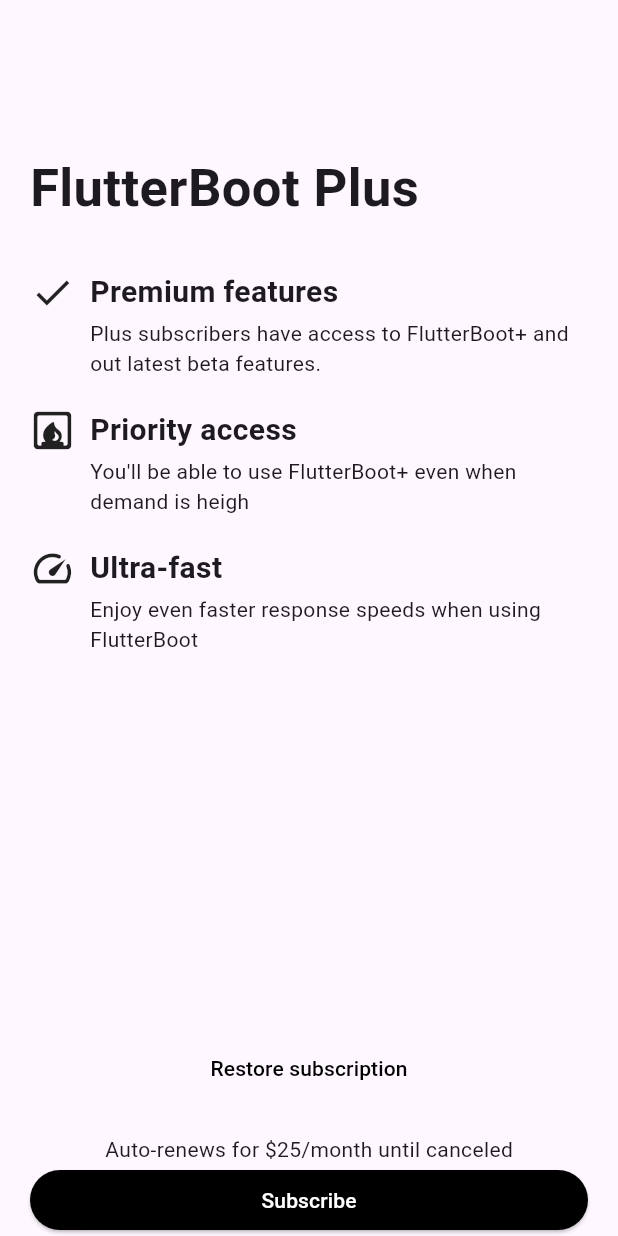
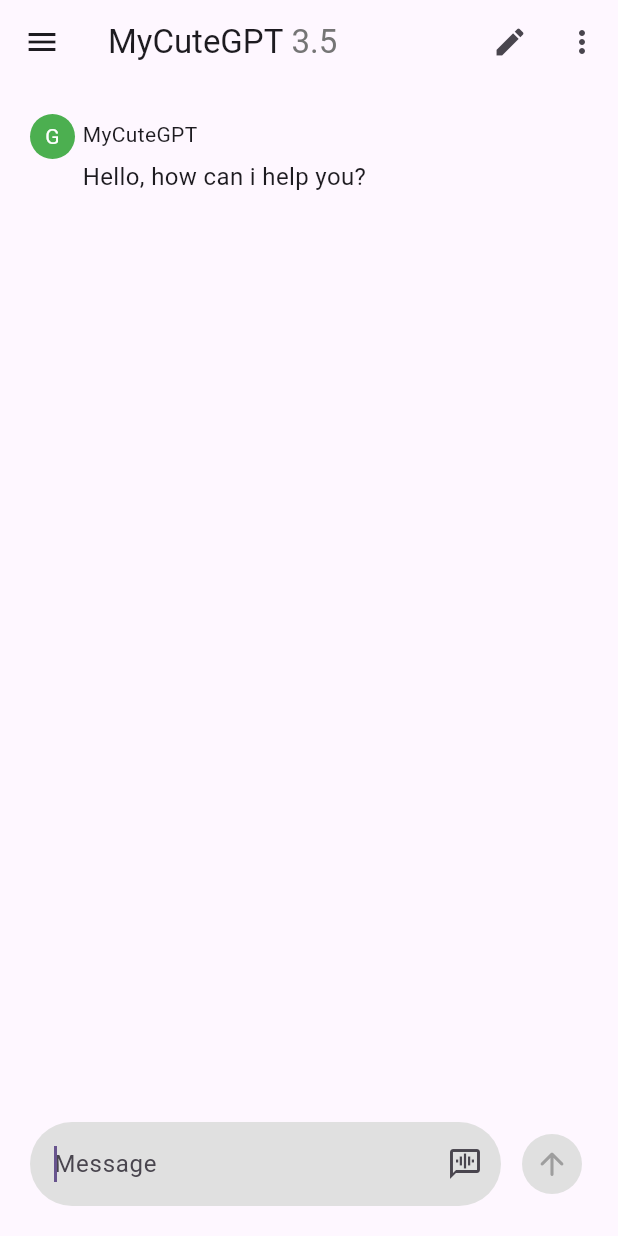
Before and after one commit to flexboni/flutter_boot, a Flutter app: the screen it shows after launch, on a phone screen of 412 x 824 dp. Run offline on Flutter 3.47's test engine with Material 2 defaults, Android fonts, the phone set to English and light mode, and no system bars.

Commit message:
1일차 심화문제

```diff
--- a/lib/main.dart
+++ b/lib/main.dart
@@ -20,6 +20,18 @@ class MyApp extends StatelessWidget {
   }
 }
 
+enum UserType { gpt, me }
+
+class Chat {
+  const Chat({required this.type, required this.message});
+
+  final UserType type;
+  final String message;
+}
+
+const basicGPTMessage =
+    'Actually, I don\'t have any features, but one day I\'ll grow up and become ChatGPT!';
+
 class MyHomePage extends StatefulWidget {
   const MyHomePage({super.key});
 
@@ -28,72 +40,119 @@ class MyHomePage extends StatefulWidget {
 }
 
 class _MyHomePageState extends State<MyHomePage> {
+  late TextEditingController _textController;
+  late ScrollController _scrollController;
+
+  List<Chat> chats = [];
+
+  @override
+  void initState() {
+    super.initState();
+
+    _textController = TextEditingController();
+    _scrollController = ScrollController();
+
+    chats.add(
+      const Chat(type: UserType.gpt, message: 'Hello, how can i help you?'),
+    );
+  }
+
   @override
   Widget build(BuildContext context) {
     return Scaffold(
+      appBar: AppBar(
+        title: Text.rich(
+          TextSpan(text: 'MyCuteGPT', children: [
+            TextSpan(
+              text: ' 3.5',
+              style: TextStyle(color: Colors.grey[600]),
+            )
+          ]),
+        ),
+        leading: IconButton(onPressed: () {}, icon: const Icon(Icons.menu)),
+        actions: [
+          IconButton(onPressed: () {}, icon: const Icon(Icons.edit)),
+          IconButton(onPressed: () {}, icon: const Icon(Icons.more_vert)),
+        ],
+      ),
       body: Padding(
-        padding: const EdgeInsets.symmetric(horizontal: 20),
+        padding: const EdgeInsets.all(20),
         child: Column(
-          mainAxisAlignment: MainAxisAlignment.spaceBetween,
           children: <Widget>[
-            const Column(
-              crossAxisAlignment: CrossAxisAlignment.start,
+            Expanded(
+              child: ListView.separated(
+                controller: _scrollController,
+                separatorBuilder: (BuildContext context, int index) =>
+                    const SizedBox(height: 10),
+                itemCount: chats.length,
+                itemBuilder: (BuildContext context, int index) {
+                  final Chat chat = chats[index];
+                  return ListItem(type: chat.type, message: chat.message);
+                },
+              ),
+            ),
+            Row(
               children: [
-                SizedBox(height: 100),
-                Text(
-                  'FlutterBoot Plus',
-                  style: TextStyle(fontSize: 35, fontWeight: FontWeight.bold),
-                ),
-                SizedBox(height: 30),
-                Child(
-                  icon: Icons.check,
-                  title: 'Premium features',
-                  content:
-                      'Plus subscribers have access to FlutterBoot+ and out latest beta features.',
-                ),
-                SizedBox(height: 20),
-                Child(
-                  icon: Icons.fireplace_rounded,
-                  title: 'Priority access',
-                  content:
-                      'You\'ll be able to use FlutterBoot+ even when demand is heigh',
-                ),
-                SizedBox(height: 20),
-                Child(
-                  icon: Icons.speed_rounded,
-                  title: 'Ultra-fast',
-                  content:
-                      'Enjoy even faster response speeds when using FlutterBoot',
-                ),
-              ],
-            ),
-            Column(
-              children: [
-                TextButton(
-                  onPressed: () {},
-                  child: const Text(
-                    'Restore subscription',
-                    style: TextStyle(
-                      color: Colors.black,
-                      fontWeight: FontWeight.w500,
+                Expanded(
+                  child: TextField(
+                    controller: _textController,
+                    keyboardType: TextInputType.multiline,
+                    maxLines: null,
+                    autofocus: true,
+                    onChanged: (value) {
+                      setState(() {});
+                    },
+                    decoration: InputDecoration(
+                      hintText: 'Message',
+                      fillColor: Colors.grey[300],
+                      filled: true,
+                      suffixIcon: _textController.text.isNotEmpty
+                          ? null
+                          : const Icon(Icons.voice_chat),
+                      border: const OutlineInputBorder(
+                        borderRadius: BorderRadius.all(Radius.circular(45)),
+                        borderSide: BorderSide.none,
+                      ),
                     ),
                   ),
                 ),
-                const SizedBox(height: 20),
-                const Text('Auto-renews for \$25/month until canceled'),
-                SizedBox(
-                  width: double.maxFinite,
-                  child: ElevatedButton(
-                    onPressed: () {},
-                    style: const ButtonStyle(
-                      backgroundColor: MaterialStatePropertyAll(Colors.black),
+                const SizedBox(width: 10),
+                IconButton(
+                  onPressed: _textController.text.isNotEmpty
+                      ? () {
+                          setState(() {
+                            chats.addAll([
+                              Chat(
+                                  type: UserType.me,
+                                  message: _textController.text),
+                              const Chat(
+                                type: UserType.gpt,
+                                message: basicGPTMessage,
+                              ),
+                            ]);
+
+                            _textController.text = '';
+
+                            _scrollController.animateTo(
+                              _scrollController.position.maxScrollExtent,
+                              duration: const Duration(milliseconds: 300),
+                              curve: Curves.ease,
+                            );
+                          });
+                        }
+                      : null,
+                  style: ButtonStyle(
+                    backgroundColor: MaterialStatePropertyAll(
+                      _textController.text.isNotEmpty
+                          ? Colors.black
+                          : Colors.grey[300],
                     ),
-                    child: const Text(
-                      'Subscribe',
-                      style: TextStyle(
-                        color: Colors.white,
-                      ),
-                    ),
+                  ),
+                  icon: Icon(
+                    Icons.arrow_upward_rounded,
+                    color: _textController.text.isNotEmpty
+                        ? Colors.white
+                        : Colors.grey,
                   ),
                 ),
               ],
@@ -105,41 +164,60 @@ class _MyHomePageState extends State<MyHomePage> {
   }
 }
 
-class Child extends StatelessWidget {
-  const Child({
+class ListItem extends StatelessWidget {
+  const ListItem({
     super.key,
-    required this.icon,
-    required this.title,
-    required this.content,
+    required this.type,
+    this.message,
   });
 
-  final IconData icon;
-  final String title;
-  final String content;
+  final UserType type;
+  final String? message;
+
+  final double width = 30;
 
   @override
   Widget build(BuildContext context) {
-    return Row(
+    final bool isGpt = type == UserType.gpt;
+    return Column(
       crossAxisAlignment: CrossAxisAlignment.start,
       children: [
-        Icon(icon, size: 30),
-        const SizedBox(width: 10),
-        Expanded(
-          flex: 7,
-          child: Column(
-            crossAxisAlignment: CrossAxisAlignment.start,
-            children: [
-              Text(
-                title,
+        Row(
+          children: [
+            Container(
+              height: width,
+              width: width,
+              alignment: Alignment.center,
+              decoration: BoxDecoration(
+                  color: isGpt ? Colors.green : Colors.purple,
+                  borderRadius: const BorderRadius.all(Radius.circular(90))),
+              child: Text(
+                isGpt ? 'G' : 'FC',
                 style: const TextStyle(
-                  fontSize: 20,
-                  fontWeight: FontWeight.w600,
+                  color: Colors.white,
                 ),
               ),
-              const SizedBox(height: 3),
-              Text(content),
-            ],
-          ),
+            ),
+            const SizedBox(width: 5),
+            Column(
+              crossAxisAlignment: CrossAxisAlignment.start,
+              children: [
+                Text(isGpt ? 'MyCuteGPT' : 'FlutterBoot'),
+                const SizedBox(height: 3),
+              ],
+            ),
+          ],
+        ),
+        Row(
+          children: [
+            SizedBox(width: width + 5),
+            Expanded(
+              child: Text(
+                message ?? basicGPTMessage,
+                style: const TextStyle(fontSize: 16),
+              ),
+            ),
+          ],
         ),
       ],
     );
```
Also changed, not shown: 2 other files.
